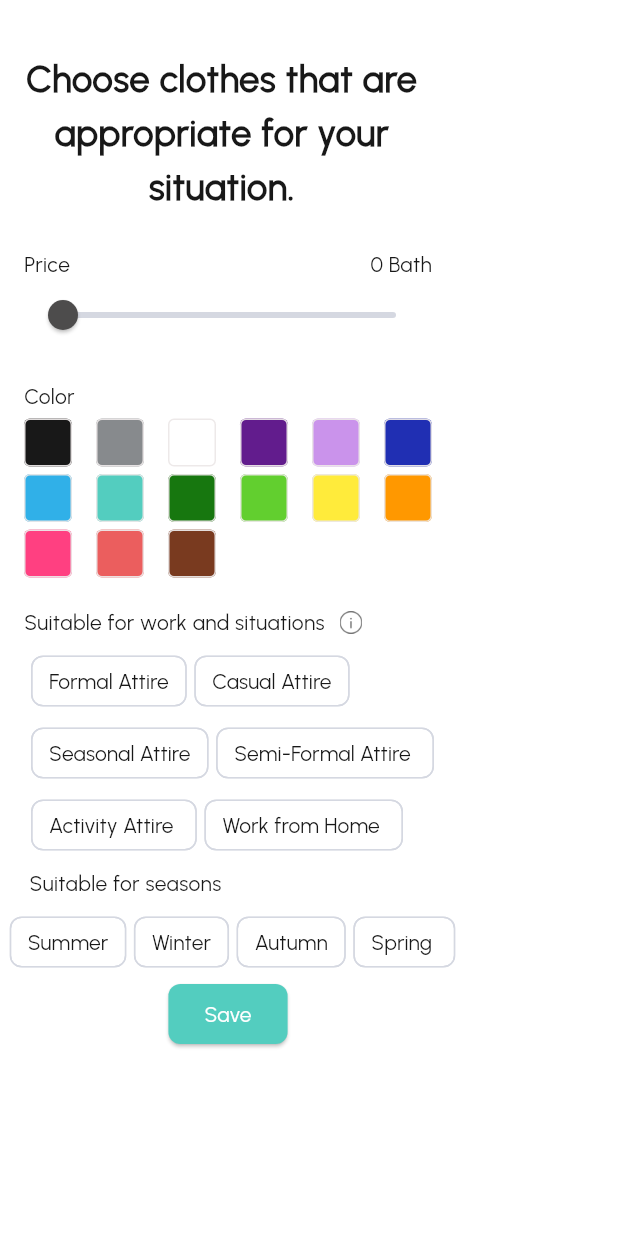
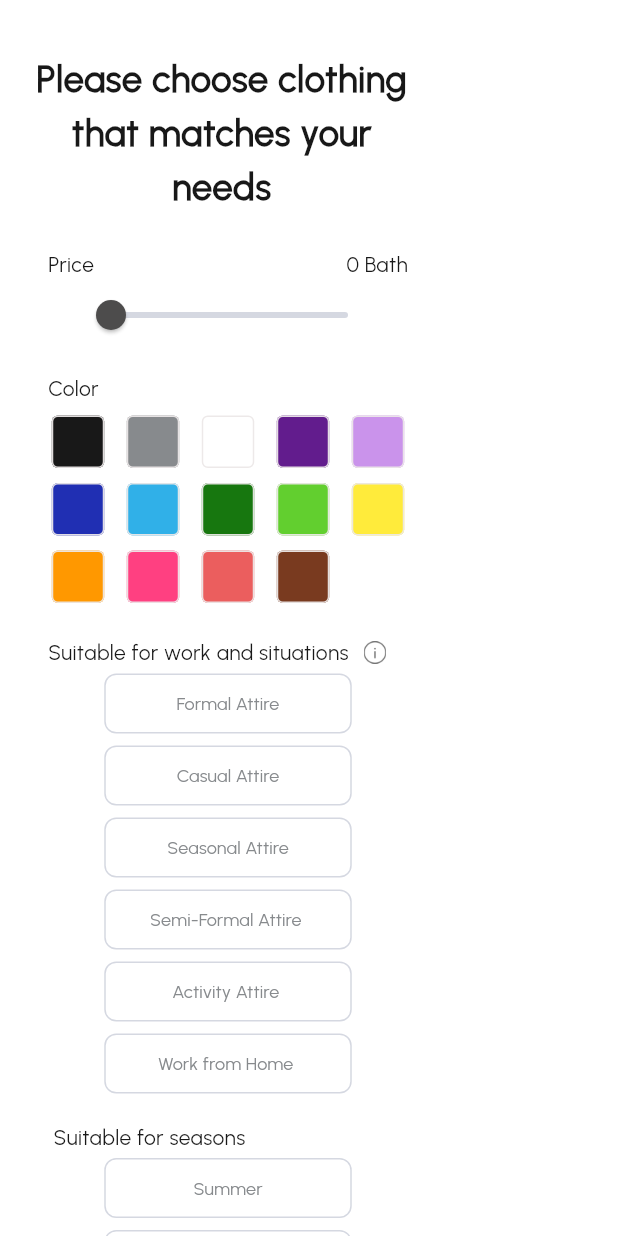
Before and after one commit to TanwaratSalee/StyleFinder, a Flutter app: the FilterDrawerMatch widget shown alone on an empty page, opened directly, on a phone screen of 412 x 824 dp. Run offline on Flutter 3.47's test engine with Material 3 defaults, Android fonts, the light colour scheme and no system bars; our stand-ins replace cloud_firestore, firebase_auth, firebase_core, firebase_storage, flutter_card_swiper, flutter_rating_bar and 8 more; missing offline and left inert: flutter_facebook_auth, omise_flutter; accounts and stored records are empty.

```diff
--- a/lib/Views/cart_screen/cart_screen.dart
+++ b/lib/Views/cart_screen/cart_screen.dart
@@ -187,7 +187,7 @@ class _CartScreenState extends State<CartScreen> {
 
                                 String productId = data?['product_id'] ?? '';
                                 int qty = data?['qty'] ?? 0;
-                                String selectSize = data?['select_size'] ?? '';
+                                String productsize = data?['select_size'] ?? '';
                                 double totalPrice = (data?['total_price']
                                         is String)
                                     ? double.tryParse(data?['total_price']) ??
@@ -293,7 +293,7 @@ class _CartScreenState extends State<CartScreen> {
                                                             .ellipsis,
                                                         maxLines: 1,
                                                       ).box.width(170).make(),
-                                                      Text('Size: $selectSize')
+                                                      Text('Size: $productsize')
                                                           .text
                                                           .color(greyDark)
                                                           .size(14)
--- a/lib/Views/match_screen/match_screen.dart
+++ b/lib/Views/match_screen/match_screen.dart
@@ -5,7 +5,6 @@ import 'package:flutter_finalproject/Views/widgets_common/filterDrawerMatch.dart
 import 'package:flutter_finalproject/consts/consts.dart';
 import 'package:flutter_finalproject/controllers/product_controller.dart';
 import 'package:get/get.dart';
-import 'package:intl/intl.dart';
 
 class MatchScreen extends StatefulWidget {
   const MatchScreen({Key? key}) : super(key: key);
@@ -707,7 +706,7 @@ void showModalRightSheet({
               topRight: Radius.circular(20),
             ),
             child: Container(
-              height: MediaQuery.of(context).size.height * 0.85,
+              height: MediaQuery.of(context).size.height * 0.75,
               width: MediaQuery.of(context).size.width,
               color: whiteColor,
               child: builder(context),
--- a/lib/Views/news_screen/SituationMatching.dart
+++ b/lib/Views/news_screen/SituationMatching.dart
@@ -185,7 +185,7 @@ class _SituationMatchingState extends State<SituationMatching> {
         'favoriteCount': favoriteCount,
         'documentId': doc.id,
         'isStoreMatch': doc.reference.parent.id == 'storemixandmatchs',
-        'matchedData': docData, // เพิ่ม matchedData
+        'matchedData': docData,
       });
     }
 
@@ -209,7 +209,7 @@ class _SituationMatchingState extends State<SituationMatching> {
         item['favoriteCount'].toString(),
         item['documentId'],
         item['isStoreMatch'],
-        item['matchedData'], // ส่ง matchedData
+        item['matchedData'],
       ));
     }
 
--- a/lib/Views/widgets_common/filterDrawerMatch.dart
+++ b/lib/Views/widgets_common/filterDrawerMatch.dart
@@ -1,4 +1,5 @@
 import 'package:flutter_finalproject/Views/widgets_common/infosituation.dart';
+import 'package:flutter_finalproject/Views/widgets_common/tapButton.dart';
 import 'package:flutter_finalproject/consts/consts.dart';
 import 'package:flutter_finalproject/controllers/product_controller.dart';
 import 'package:get/get.dart';
@@ -42,50 +43,18 @@ class _FilterDrawerMatchState extends State<FilterDrawerMatch> {
     {'name': 'Black', 'color': blackColor, 'value': 0xFF000000},
     {'name': 'Grey', 'color': greyColor, 'value': 0xFF808080},
     {'name': 'White', 'color': whiteColor, 'value': 0xFFFFFFFF},
-    {
-      'name': 'Purple',
-      'color': const Color.fromRGBO(98, 28, 141, 1),
-      'value': 0xFF621C8D
-    },
-    {
-      'name': 'Deep Purple',
-      'color': const Color.fromRGBO(202, 147, 235, 1),
-      'value': 0xFFCA93EB
-    },
-    {
-      'name': 'Blue',
-      'color': Color.fromRGBO(32, 47, 179, 1),
-      'value': 0xFF202FB3
-    },
-    {
-      'name': 'Light blue',
-      'color': const Color.fromRGBO(48, 176, 232, 1),
-      'value': 0xFF30B0E8
-    },
-    {
-      'name': 'Blue Grey',
-      'color': const Color.fromRGBO(83, 205, 191, 1),
-      'value': 0xFF53CDBF
-    },
-    {
-      'name': 'Green',
-      'color': const Color.fromRGBO(23, 119, 15, 1),
-      'value': 0xFF17770F
-    },
-    {
-      'name': 'Lime Green',
-      'color': Color.fromRGBO(98, 207, 47, 1),
-      'value': 0xFF62CF2F
-    },
+    {'name': 'Purple','color': const Color.fromRGBO(98, 28, 141, 1),'value': 0xFF621C8D},
+    {'name': 'Deep Purple','color': const Color.fromRGBO(202, 147, 235, 1),'value': 0xFFCA93EB},
+    {'name': 'Blue','color': Color.fromRGBO(32, 47, 179, 1),'value': 0xFF202FB3},
+    {'name': 'Light blue','color': const Color.fromRGBO(48, 176, 232, 1),'value': 0xFF30B0E8},
+    // {'name': 'Blue Grey','color': const Color.fromRGBO(83, 205, 191, 1),'value': 0xFF53CDBF},
+    {'name': 'Green','color': const Color.fromRGBO(23, 119, 15, 1),'value': 0xFF17770F},
+    {'name': 'Lime Green','color': Color.fromRGBO(98, 207, 47, 1),'value': 0xFF62CF2F},
     {'name': 'Yellow', 'color': Colors.yellow, 'value': 0xFFFFFF00},
     {'name': 'Orange', 'color': Colors.orange, 'value': 0xFFFFA500},
     {'name': 'Pink', 'color': Colors.pinkAccent, 'value': 0xFFFF4081},
     {'name': 'Red', 'color': redColor, 'value': 0xFFFF0000},
-    {
-      'name': 'Brown',
-      'color': Color.fromARGB(255, 121, 58, 31),
-      'value': 0xFF793A1F
-    },
+    {'name': 'Brown','color': Color.fromARGB(255, 121, 58, 31),'value': 0xFF793A1F},
   ];
 
   @override
@@ -109,7 +78,7 @@ class _FilterDrawerMatchState extends State<FilterDrawerMatch> {
             ListTile(
               title: Center(
                 child: Text(
-                  "Choose clothes that are appropriate for your situation.",
+                  "Please choose clothing that matches your needs",
                   style: TextStyle(
                     fontSize: 24,
                     fontWeight: FontWeight.bold,
@@ -120,10 +89,10 @@ class _FilterDrawerMatchState extends State<FilterDrawerMatch> {
             ),
             15.heightBox,
             Padding(
-              padding: const EdgeInsets.symmetric(
-                horizontal: 16,
-              ),
-              child: Row(
+              padding: const EdgeInsets.symmetric(horizontal: 32),
+              child: Column(
+                children: [
+                  Row(
                     mainAxisAlignment: MainAxisAlignment.spaceBetween,
                     children: [
                       Text("Price").text.fontFamily(regular).size(14).make(),
@@ -135,7 +104,6 @@ class _FilterDrawerMatchState extends State<FilterDrawerMatch> {
                         ),
                       ),
                     ],
-              ),
                   ),
                   Padding(
                     padding: const EdgeInsets.symmetric(horizontal: 16),
@@ -165,16 +133,18 @@ class _FilterDrawerMatchState extends State<FilterDrawerMatch> {
                     ),
                   ),
                   15.heightBox,
+                  Align(
+                      alignment: Alignment.centerLeft,
+                      child: Text("Color")
+                          .text
+                          .fontFamily(regular)
+                          .size(14)
+                          .make()),
                   Padding(
-              padding:
-                  const EdgeInsets.symmetric(horizontal: 16, vertical: 5.0),
-              child: Text("Color").text.fontFamily(regular).size(14).make(),
-            ),
-            Padding(
-              padding: const EdgeInsets.symmetric(horizontal: 16),
+                    padding: const EdgeInsets.symmetric(vertical: 8),
                     child: Wrap(
-                spacing: 16,
-                runSpacing: 5,
+                      spacing: 15,
+                      runSpacing: 10,
                       children: List.generate(
                         allColors.length,
                         (index) {
@@ -192,8 +162,8 @@ class _FilterDrawerMatchState extends State<FilterDrawerMatch> {
                               });
                             },
                             child: Container(
-                        width: 32,
-                        height: 32,
+                              width: 35,
+                              height: 35,
                               decoration: BoxDecoration(
                                 color: color['color'],
                                 borderRadius: BorderRadius.circular(4),
@@ -209,10 +179,7 @@ class _FilterDrawerMatchState extends State<FilterDrawerMatch> {
                     ),
                   ),
                   15.heightBox,
-            Padding(
-              padding:
-                  const EdgeInsets.symmetric(horizontal: 16, vertical: 5.0),
-              child: Row(
+                  Row(
                     children: [
                       Text(
                         "Suitable for work and situations",
@@ -235,10 +202,9 @@ class _FilterDrawerMatchState extends State<FilterDrawerMatch> {
                       ),
                     ],
                   ),
-            ),
                   Center(
                     child: Wrap(
-                spacing: 5,
+                      spacing: 15,
                       children: [
                         buildFilterChip("Formal Attire", isSelectedFormal,
                             (isSelected) {
@@ -252,25 +218,28 @@ class _FilterDrawerMatchState extends State<FilterDrawerMatch> {
                             (isSelected) {
                           setState(() => isSelectedSeasonal = isSelected);
                         }),
-                  buildFilterChip("Semi-Formal Attire ", isSelectedSemiFormal,
+                        buildFilterChip(
+                            "Semi-Formal Attire ", isSelectedSemiFormal,
                             (isSelected) {
                           setState(() => isSelectedSemiFormal = isSelected);
                         }),
                         buildFilterChip(
                             "Activity Attire ", isSelectedSpecialActivity,
                             (isSelected) {
-                    setState(() => isSelectedSpecialActivity = isSelected);
+                          setState(
+                              () => isSelectedSpecialActivity = isSelected);
                         }),
-                  buildFilterChip("Work from Home ", isSelectedWorkFromHome,
+                        buildFilterChip(
+                            "Work from Home ", isSelectedWorkFromHome,
                             (isSelected) {
                           setState(() => isSelectedWorkFromHome = isSelected);
                         }),
                       ],
                     ),
-            ).paddingOnly(left: 6),
-            Padding(
-              padding:
-                  const EdgeInsets.symmetric(horizontal: 16, vertical: 5.0),
+                  ),
+                  15.heightBox,
+                  Align(
+                    alignment: Alignment.topLeft,
                     child: Text(" Suitable for seasons")
                         .text
                         .fontFamily(regular)
@@ -279,25 +248,34 @@ class _FilterDrawerMatchState extends State<FilterDrawerMatch> {
                   ),
                   Center(
                     child: Wrap(
-                spacing: 5,
+                      spacing: 15,
                       children: [
-                  buildFilterChip("Summer", isSelectedSummer, (isSelected) {
+                        buildFilterChip("Summer", isSelectedSummer,
+                            (isSelected) {
                           setState(() => isSelectedSummer = isSelected);
                         }),
-                  buildFilterChip("Winter", isSelectedWinter, (isSelected) {
+                        buildFilterChip("Winter", isSelectedWinter,
+                            (isSelected) {
                           setState(() => isSelectedWinter = isSelected);
                         }),
-                  buildFilterChip("Autumn", isSelectedAutumn, (isSelected) {
+                        buildFilterChip("Autumn", isSelectedAutumn,
+                            (isSelected) {
                           setState(() => isSelectedAutumn = isSelected);
                         }),
-                  buildFilterChip("Spring ", isSelectedSpring, (isSelected) {
+                        buildFilterChip("Spring ", isSelectedSpring,
+                            (isSelected) {
                           setState(() => isSelectedSpring = isSelected);
                         }),
                       ],
                     ),
-            ).paddingOnly(left: 6),
-            ElevatedButton(
-              onPressed: () {
+                  )
+                ],
+              ),
+            ),
+            Padding(
+              padding: const EdgeInsets.fromLTRB(50,30,50,0),
+              child: tapButton(
+                onPress: () {
                   String selectedGender = '';
                   if (isSelectedMen) {
                     selectedGender = 'men';
@@ -357,14 +335,17 @@ class _FilterDrawerMatchState extends State<FilterDrawerMatch> {
 
                   Navigator.pop(context);
                 },
-              child: Text('Save').text.white.make(),
-              style: ElevatedButton.styleFrom(
-                backgroundColor: primaryApp,
-                shape: RoundedRectangleBorder(
-                  borderRadius: BorderRadius.circular(8),
-                ),
-              ),
-            ).box.makeCentered()
+                title: 'Save',
+                color: primaryApp,
+                textColor: whiteColor
+                // style: ElevatedButton.styleFrom(
+                //   backgroundColor: primaryApp,
+                //   shape: RoundedRectangleBorder(
+                //     borderRadius: BorderRadius.circular(8),
+                //   ),
+                // ),
+              ).box.makeCentered(),
+            )
           ],
         ).box.white.padding(EdgeInsets.symmetric(vertical: 12)).make(),
       ),
@@ -373,14 +354,32 @@ class _FilterDrawerMatchState extends State<FilterDrawerMatch> {
 
  Widget buildFilterChip(
     String label, bool isSelected, Function(bool) onSelected) {
-    return FilterChip(
-      label: Text(label),
-      selected: isSelected,
-      onSelected: onSelected,
-      showCheckmark: false,
-      side: BorderSide(color: isSelected ? primaryApp : greyLine),
-      selectedColor: thinPrimaryApp,
-      padding: EdgeInsets.symmetric(horizontal: 3),
+  final BorderSide borderSide = BorderSide(
+    color: isSelected ? primaryApp : greyLine,
+    width: 1,
+  );
+
+  return SizedBox(
+    width: 165,
+    child: TextButton(
+      onPressed: () => onSelected(!isSelected),
+      style: TextButton.styleFrom(
+        backgroundColor: isSelected ? thinPrimaryApp : whiteColor,
+        shape: RoundedRectangleBorder(
+          borderRadius: BorderRadius.circular(8),
+          side: borderSide,
+        ),
+        splashFactory: NoSplash.splashFactory,
+      ),
+      child: Text(
+        label,
+        style: TextStyle(
+          fontSize: 12,
+          fontFamily: isSelected ? medium : regular,
+          color: greyColor,
+        ),
+      ),
+    ),
   );
 }
 }
--- a/lib/Views/widgets_common/infosituation.dart
+++ b/lib/Views/widgets_common/infosituation.dart
@@ -1,6 +1,4 @@
-import 'package:flutter/material.dart';
 import 'package:flutter_finalproject/consts/consts.dart';
-import 'package:flutter_finalproject/consts/styles.dart';
 
 class SituationsList extends StatelessWidget {
   final Map<String, String> situationNames = {
--- a/lib/consts/colors.dart
+++ b/lib/consts/colors.dart
@@ -16,9 +16,8 @@ const Color greyDark = Color.fromRGBO(77, 76, 76, 1);
 
 const Color whiteOpacity = Color.fromRGBO(237, 235, 235, 0.918);
 
-const Color greysituations = Color.fromRGBO(231, 231, 232, 1);
+const Color greysituations = Color.fromRGBO(76, 197, 196, 0.1);
 const Color greyMessage = Color.fromRGBO(225, 225, 225, 1);
 const Color primaryMessage = Color.fromRGBO(94, 213, 212, 1);
-// const Color primaryMessage = Color.fromRGBO(121, 211, 211, 1);
 
 const Color primaryfigma = Color.fromRGBO(199, 249, 249, 1);
```
Also changed, not shown: lib/Views/match_screen/edit_matchpost.dart (+3 -7 lines), lib/Views/store_screen/item_details.dart (+28 -10 lines), lib/Views/widgets_common/filterDrawer.dart (+23 -5 lines). Lines whose indentation alone changed are shown as unchanged.
